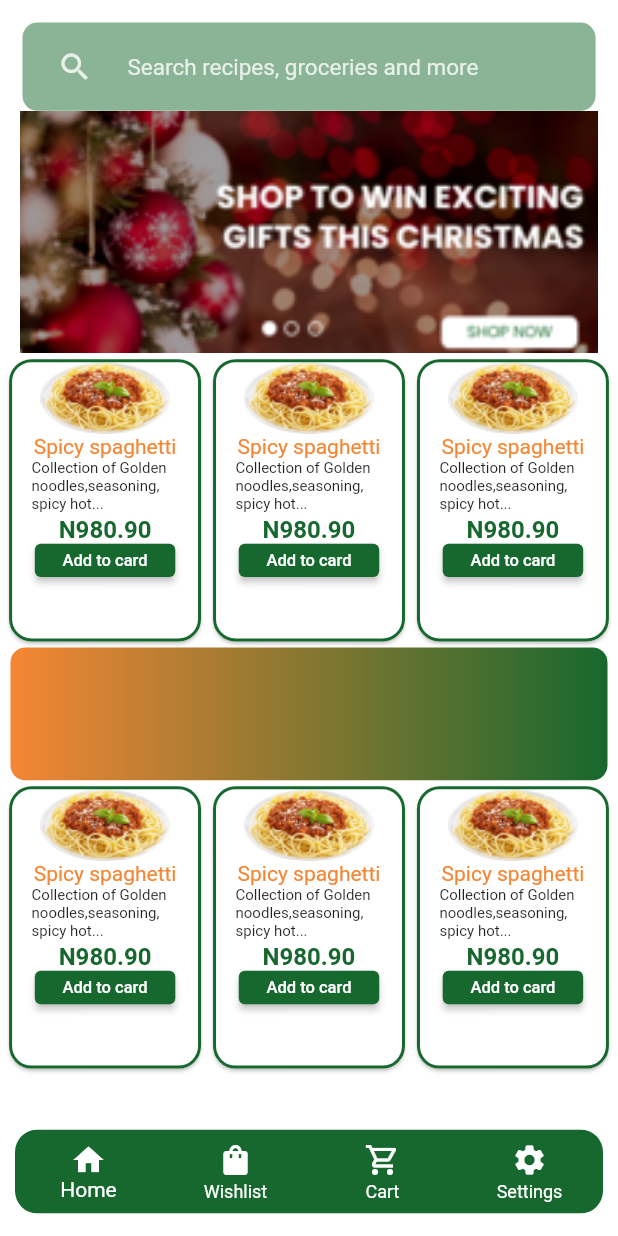
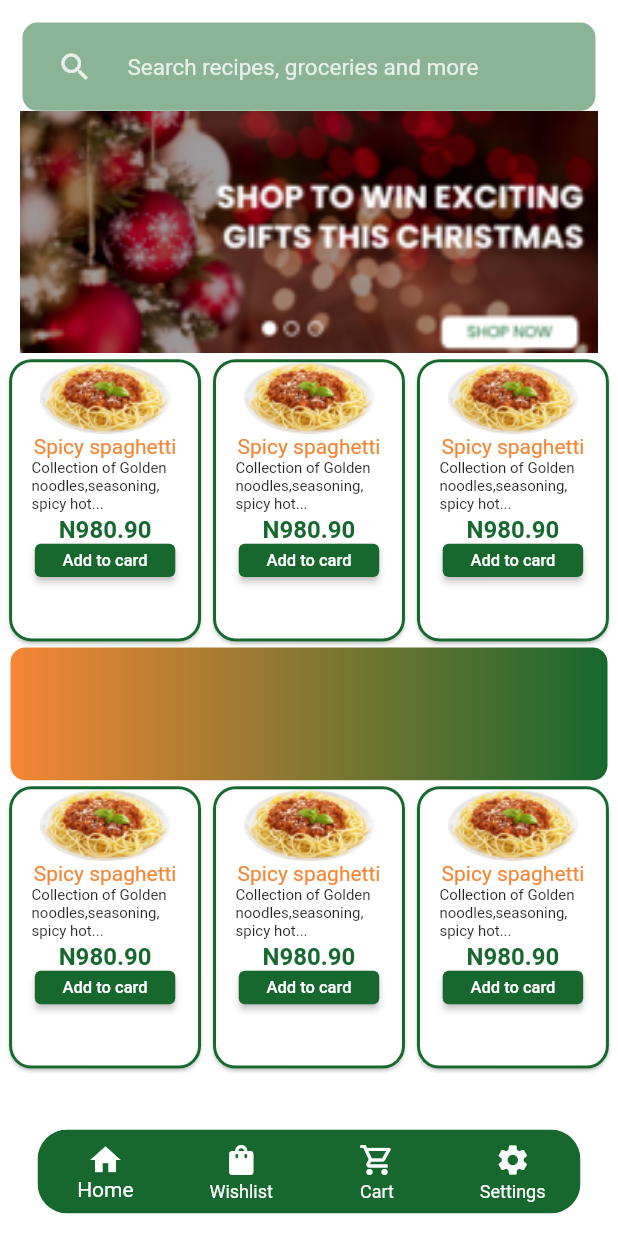
Before and after one commit to proghaddad/Freshly-Delivered-App, a Flutter app: the HomeScreen screen opened directly, on a phone screen of 412 x 824 dp. Run offline on Flutter 3.47's test engine with Material 2 defaults, Android fonts, the phone set to English and light mode, and no system bars; drawn by our look-alikes of carousel_slider; our stand-ins replace animated_splash_screen, hexcolor.

Commit message:
Update Navbar size

```diff
--- a/lib/Screens/homescreen.dart
+++ b/lib/Screens/homescreen.dart
@@ -18,9 +18,9 @@ class _HomeScreenState extends State<HomeScreen> {
     return Scaffold(
       backgroundColor: Colors.white,
       bottomNavigationBar: Padding(
-        padding: const EdgeInsets.symmetric(vertical: 15,horizontal: 10),
+        padding: const EdgeInsets.symmetric(vertical: 15,horizontal: 25),
         child: ClipRRect(
-          borderRadius: BorderRadius.circular(15),
+          borderRadius: BorderRadius.circular(20),
           child: BottomNavigationBar(
             onTap: (int index) => setState(() {
               _currentIndex = index;
```
